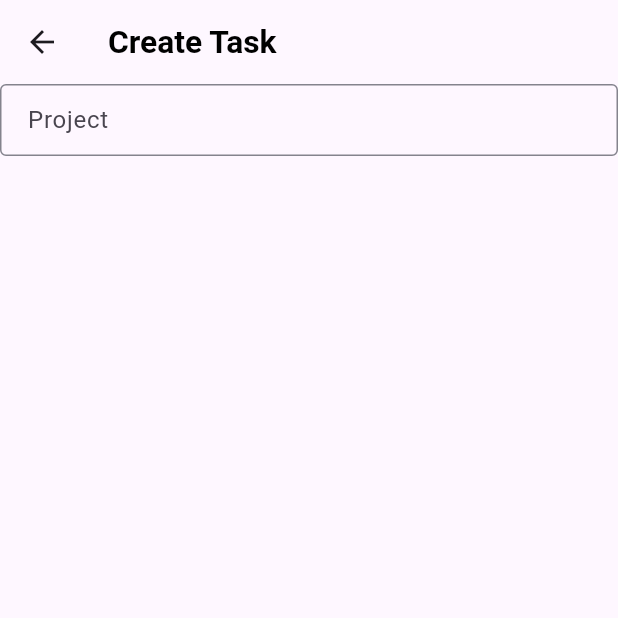
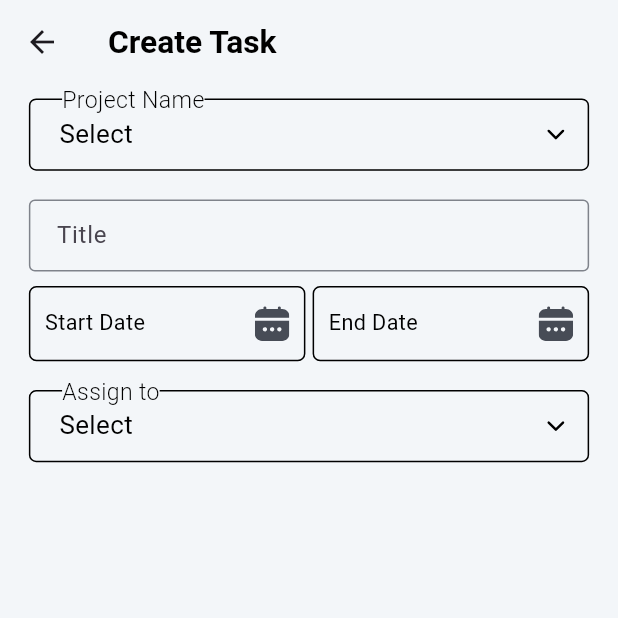
Before and after one commit to gsarvaiyasqt/OSM_SQT, a Flutter app: the CreateTaskPage screen opened by its route, on a phone screen of 412 x 824 dp, the top half of it. Run offline on Flutter 3.47's test engine with Material 3 defaults, Android fonts, the phone set to English and light mode, and no system bars; our stand-ins replace cached_network_image, dio, flutter_secure_storage, flutter_svg, image_picker, shared_preferences; accounts and stored records are empty.

Commit message:
- home page done and create task working

```diff
--- a/lib/app/home_tab/view/home_tab_page.dart
+++ b/lib/app/home_tab/view/home_tab_page.dart
@@ -58,7 +58,7 @@ class _HomeTabPageState extends State<HomeTabPage> {
           ),
         ),
       ),
-      body: isLoading ? Center(child: CircularProgressIndicator()) :Padding(
+      body: isLoading ? const Center(child: CircularProgressIndicator()) :Padding(
         padding: EdgeInsets.symmetric(horizontal: 20.sp,vertical: 20.sp),
         child: Column(
           children: [
--- a/lib/app/task_tab/domain/request/get_status_count.dart
+++ b/lib/app/task_tab/domain/request/get_status_count.dart
@@ -25,7 +25,7 @@ class GetStatusCountRequestModel {
   );
 
   Map<String, dynamic> toJson() => {
-    "projectID": projectId ?? "",
+    "projectID": (projectId ?? null),
     "userID": userId,
     "associationID": associationId,
     "associationType": associationType ?? "",
--- a/lib/app/task_tab/view/create_task_page.dart
+++ b/lib/app/task_tab/view/create_task_page.dart
@@ -1,5 +1,7 @@
 import 'package:flutter/material.dart';
 import 'package:osm_flutter/base/view/base_components/custom_text_form_filed.dart';
+import 'package:osm_flutter/utils/common_utils/custom_drop_down_widget.dart';
+import 'package:osm_flutter/utils/common_utils/custom_serch_view_page.dart';
 import 'package:osm_flutter/utils/utils.dart';
 class CreateTaskPage extends StatefulWidget {
   const CreateTaskPage({Key? key}) : super(key: key);
@@ -12,15 +14,63 @@ class _CreateTaskPageState extends State<CreateTaskPage> {
   @override
   Widget build(BuildContext context) {
     return Scaffold(
+      backgroundColor: kSecondaryBackgroundColor,
       appBar: AppBar(
+        backgroundColor: kSecondaryBackgroundColor,
         title: Text("Create Task",style: CustomTextStyle.boldFont22Style),
       ),
-      body: Column(
-        children: [
-          CustomTextField(
-            hint: "Project",
-          )
-        ],
+      body: Padding(
+        padding: EdgeInsets.symmetric(horizontal: 20.sp),
+        child: Column(
+          children: [
+            CustomDropDownWidget(
+              name: "Project Name",
+              onTap: () {
+                setState(() {
+                  Navigator.push(context, MaterialPageRoute(builder: (context) {
+                    return CustomSearchViewPage(
+                      name: "Project Name",
+                    );
+                  },));
+                });
+              },
+            ),
+            SizedBox(height: 10.sp),
+            CustomTextField(
+              name: "Title",
+              hint: "Title",
+            ),
+            SizedBox(height: 10.sp),
+            Row(
+              children: [
+                Expanded(child: CustomDatePickerWidget(
+                  radius: 5,
+                  name: "Start Date",
+
+                )),
+                SizedBox(width: 5.sp),
+                Expanded(child: CustomDatePickerWidget(
+                  radius: 5,
+                  name: "End Date",
+                )),
+              ],
+            ),
+            SizedBox(height: 10.sp),
+            CustomDropDownWidget(
+              name: "Assign to",
+              onTap: () {
+                setState(() {
+                  Navigator.push(context, MaterialPageRoute(builder: (context) {
+                    return CustomSearchViewPage(
+                      name: "Project Name",
+                    );
+                  },));
+                });
+              },
+            ),
+
+          ],
+        ),
       ),
     );
   }
--- a/lib/utils/common_utils/custom_date_picker_widget.dart
+++ b/lib/utils/common_utils/custom_date_picker_widget.dart
@@ -24,11 +24,11 @@ class _CustomDatePickerWidgetState extends State<CustomDatePickerWidget> {
   Widget build(BuildContext context) {
     return Container(
       width: double.infinity,
-      padding: EdgeInsets.symmetric(horizontal: 10.sp,vertical: 8.sp),
+      padding: EdgeInsets.symmetric(horizontal: 10.sp,vertical: 13.sp),
       decoration: BoxDecoration(
           color: Colors.transparent,
           shape: BoxShape.rectangle,
-          border: Border.all(color: Colors.grey.withOpacity(0.6)),
+          border: Border.all(color: kBlackColor),
           borderRadius: BorderRadius.circular(widget.radius ?? 0)
       ),
       child: GestureDetector(
--- /dev/null
+++ b/lib/utils/common_utils/custom_drop_down_widget.dart
@@ -0,0 +1,52 @@
+import 'package:flutter/material.dart';
+import 'package:osm_flutter/utils/utils.dart';
+class CustomDropDownWidget extends StatelessWidget {
+  final String? name;
+  final String? selectedItem;
+  final GestureTapCallback? onTap;
+  const CustomDropDownWidget({Key? key, this.name, this.selectedItem, this.onTap}) : super(key: key);
+
+  @override
+  Widget build(BuildContext context) {
+    return Stack(
+      fit: StackFit.loose,
+      alignment: Alignment.topLeft,
+      children: [
+
+        Padding(
+          padding: EdgeInsets.symmetric(vertical: 10.sp),
+          child: GestureDetector(
+            onTap: onTap,
+            child: Container(
+               height: 50.sp,
+               alignment: Alignment.centerLeft,
+               width: double.infinity,
+               decoration: BoxDecoration(
+                 borderRadius: BorderRadius.circular(5.sp),
+                 border: Border.all(
+                   color: kBlackColor
+                 )
+               ),
+              child: Padding(
+                padding: EdgeInsets.only(right: 10.sp,left: 20.sp),
+                child: Row(
+                  children: [
+                    Expanded(child: Text(selectedItem ?? "Select",style: CustomTextStyle.regularFont18Style)),
+                    SizedBox(height: 24.sp,width: 24.sp,child: ImageUtil.iconImageClass.dropdownIcon)
+                  ],
+                ),
+              ),
+             ),
+          ),
+        ),
+        Positioned(
+            top: 0.sp,
+            left: 23.sp,
+            child: Container(
+                color: kSecondaryBackgroundColor,
+                child: Text(name ?? "",style: CustomTextStyle.lightFont16BlackStyle))),
+
+      ],
+    );
+  }
+}
--- a/lib/utils/common_utils/image_utils.dart
+++ b/lib/utils/common_utils/image_utils.dart
@@ -57,7 +57,8 @@ class IconImageClass{
   Widget get deleteIcon => const CustomSvgPictures.asset("$iconPath/delete.svg", fit: BoxFit.cover,color: kWhiteColor,);
   Widget get cameraIcon =>  CustomSvgPictures.asset("$iconPath/camera.svg", fit: BoxFit.cover,width: 30.sp,height: 30.sp);
   Widget get galleryIcon => const CustomSvgPictures.asset("$iconPath/gallery.svg", fit: BoxFit.cover);
-  Widget get calenderIcon =>  CustomSvgPictures.asset("$iconPath/calender.svg", fit: BoxFit.cover,width: 30.sp,height: 30.sp,);
+  Widget get dropdownIcon => const CustomSvgPictures.asset("$iconPath/dropdown.svg", fit: BoxFit.cover);
+  Widget get calenderIcon =>  CustomSvgPictures.asset("$iconPath/calendar.svg", fit: BoxFit.cover,width: 30.sp,height: 30.sp,);
   Widget get backArrowIcon =>  CustomSvgPictures.asset("$iconPath/back_arrow.svg", fit: BoxFit.cover,color: kBlackColor,width: 30.sp,height: 30.sp,);
 }
 
--- a/lib/utils/theme/constants.dart
+++ b/lib/utils/theme/constants.dart
@@ -15,6 +15,7 @@ const Color kRedColor = Color(0xffF04141);
 const Color KLightGrayColor = Color(0xffF3F6F9);
 const Color kSkyBlueColor = Color(0xFF45C5FC);
 const Color kGreenColor = Color(0xFF00815F);
+const Color kBorderColor = Color(0xFFCAD3E0);
 
 
 
--- a/lib/utils/theme/constants_style.dart
+++ b/lib/utils/theme/constants_style.dart
@@ -105,6 +105,12 @@ extension CustomTextStyle on TextStyle{
       fontWeight: FontWeight.w500
   );
 
+  static TextStyle get lightFont16BlackStyle=> TextStyle(
+      color: kBlackColor,
+      fontSize: 16.sp,
+      fontWeight: FontWeight.w300
+  );
+
   static TextStyle get redBoldFont14Style=> TextStyle(
       color: kRedColor,
       fontSize: 14.sp,
```
Also changed, not shown: lib/app/task_tab/view_model/task_provider.dart (+7 -0 lines), lib/utils/common_utils/custom_search_view.dart (added, +54 -0 lines), lib/utils/common_utils/custom_serch_view_page.dart (added, +60 -0 lines), assets/images/icons/dropdown.svg (added).
